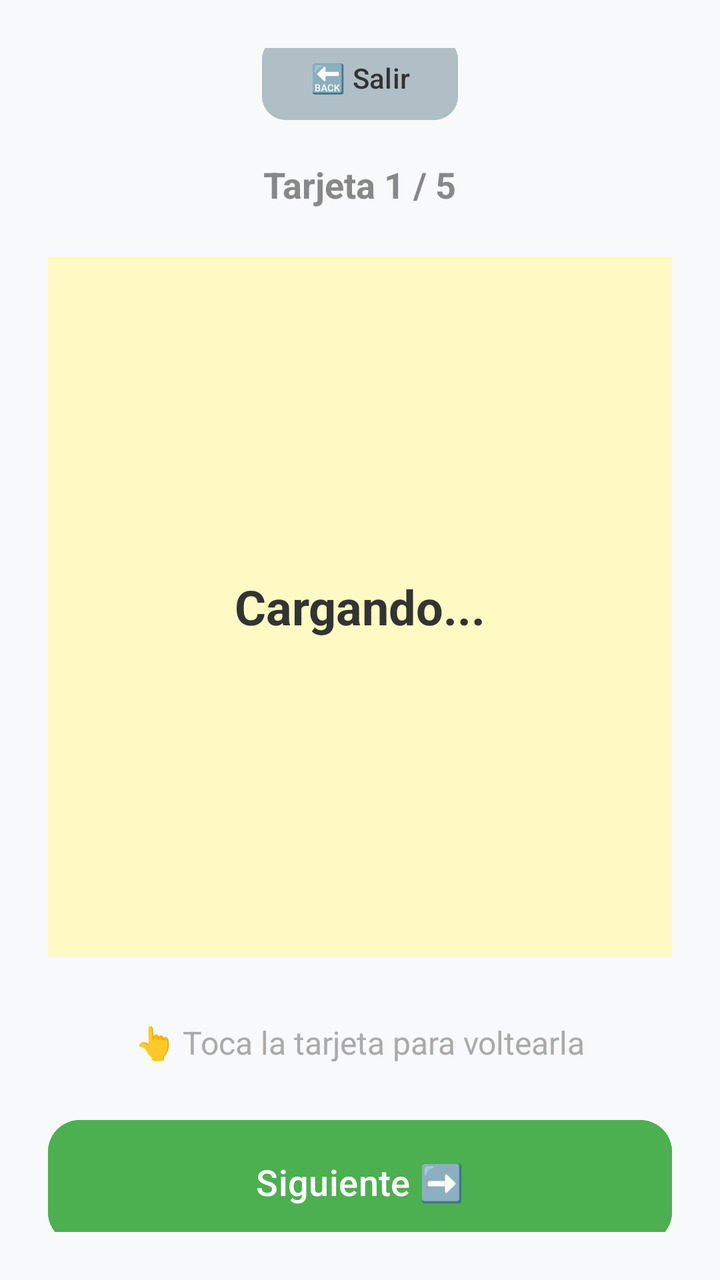
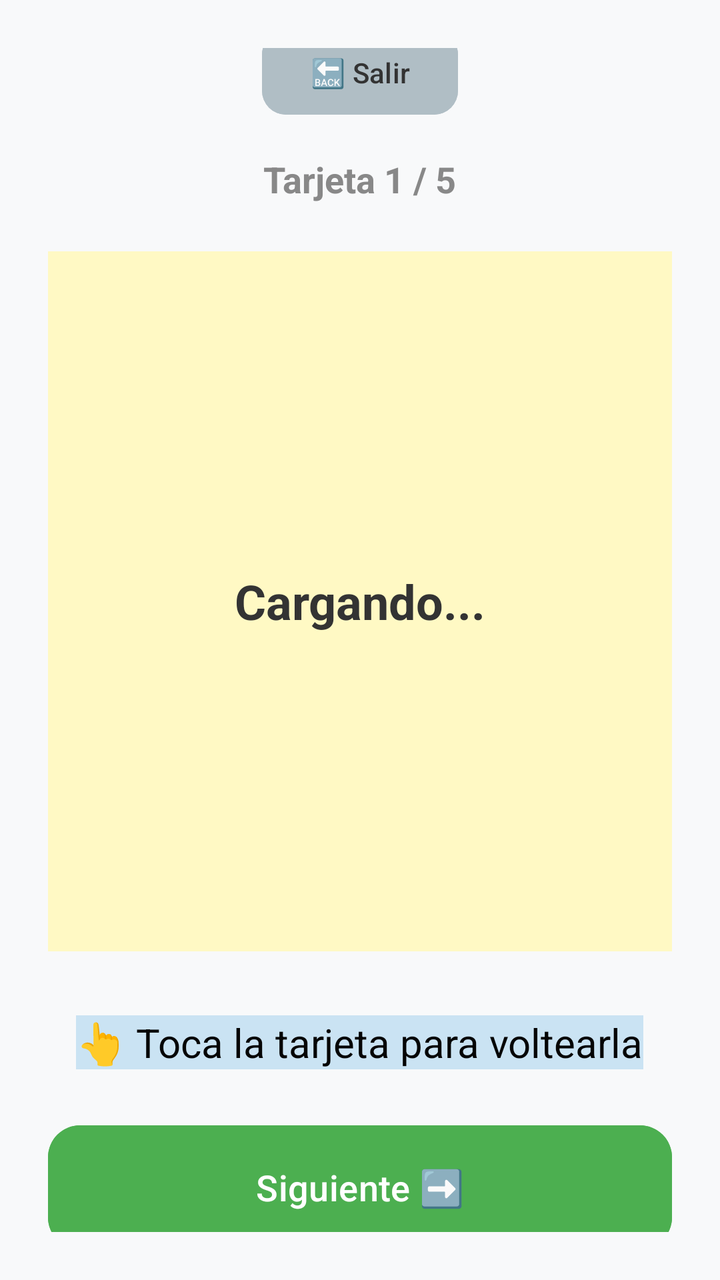

The first picture is an Android layout as it rendered before a commit; the second is the same layout after the commit. The layout source and the unified diff follow.
<!-- AndroidManifest.xml: application theme Theme.SimuladorExamenes -->
<!-- res/layout/activity_repaso.xml -->
<?xml version="1.0" encoding="utf-8"?>
<LinearLayout xmlns:android="http://schemas.android.com/apk/res/android"
    xmlns:app="http://schemas.android.com/apk/res-auto"
    android:id="@+id/main"
    android:layout_width="match_parent"
    android:layout_height="match_parent"
    android:orientation="vertical"
    android:gravity="center"
    android:padding="24dp"
    android:background="#F8F9FA">
    <Button
        android:id="@+id/btnVolver"
        android:layout_width="wrap_content"
        android:layout_height="50dp"
        android:text="🔙 Salir"
        android:backgroundTint="#B0BEC5"
        android:textColor="#333333"
        app:cornerRadius="12dp"
        android:layout_marginBottom="16dp"/>

    <TextView
        android:id="@+id/tvContadorRepaso"
        android:layout_width="wrap_content"
        android:layout_height="wrap_content"
        android:text="Tarjeta 1 / 5"
        android:textSize="18sp"
        android:textStyle="bold"
        android:textColor="#888888"
        android:layout_marginBottom="24dp"/>


    <LinearLayout
        android:id="@+id/tarjetaFlashcard"
        android:layout_width="match_parent"
        android:layout_height="350dp"
        android:background="#FFF9C4"
        android:gravity="center"
        android:padding="24dp"
        android:layout_marginBottom="32dp">

        <TextView
            android:id="@+id/tvTextoTarjeta"
            android:layout_width="match_parent"
            android:layout_height="wrap_content"
            android:text="Cargando..."
            android:textSize="24sp"
            android:textStyle="bold"
            android:textColor="#333333"
            android:textAlignment="center"/>
    </LinearLayout>

    <TextView
        android:layout_width="wrap_content"
        android:layout_height="wrap_content"
        android:text="👆 Toca la tarjeta para voltearla"
        android:textSize="16sp"
        android:textColor="#AAAAAA"
        android:layout_marginBottom="24dp"/>

    <Button
        android:id="@+id/btnSiguienteTarjeta"
        android:layout_width="match_parent"
        android:layout_height="70dp"
        android:text="Siguiente ➡️"
        android:textSize="18sp"
        android:backgroundTint="#4CAF50"
        app:cornerRadius="16dp"/>

</LinearLayout>
<!-- resources referenced by this layout -->
<resources>
  <style name="Theme.SimuladorExamenes" parent="Base.Theme.SimuladorExamenes" />
  <style name="Base.Theme.SimuladorExamenes" parent="Theme.Material3.DayNight.NoActionBar">
          
          
      </style>
</resources>

<!-- the commit's change to res/layout/activity_repaso.xml (unified diff, before → after) -->
@@ -52,10 +52,12 @@
     <TextView
         android:layout_width="wrap_content"
         android:layout_height="wrap_content"
+        android:layout_marginBottom="24dp"
+        android:background="#BBBADCF2"
+        android:shadowColor="#E91E63"
         android:text="👆 Toca la tarjeta para voltearla"
-        android:textSize="16sp"
-        android:textColor="#AAAAAA"
-        android:layout_marginBottom="24dp"/>
+        android:textColor="#050505"
+        android:textSize="20sp" />
 
     <Button
         android:id="@+id/btnSiguienteTarjeta"
